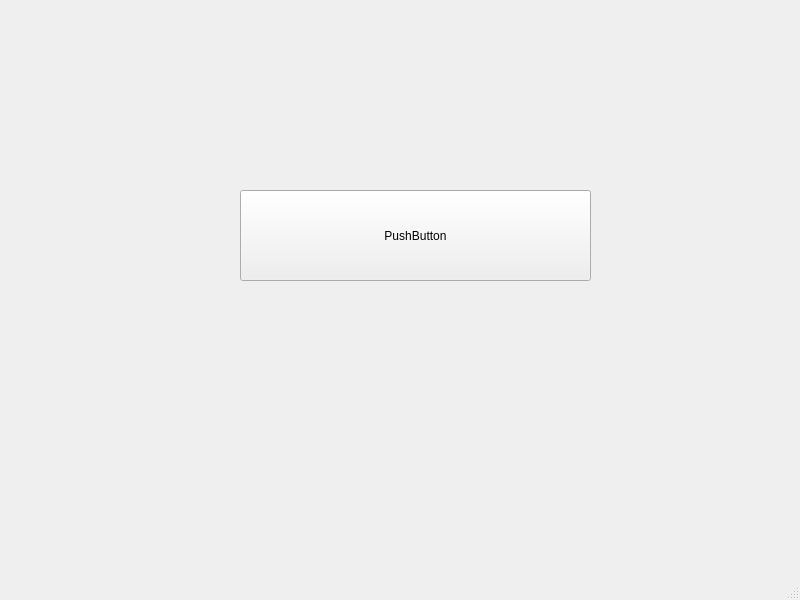
The window that src/DataStructure_course_design.ui (tangdouer1005/DataStructure_course_design) describes before a commit, drawn with Qt 5.
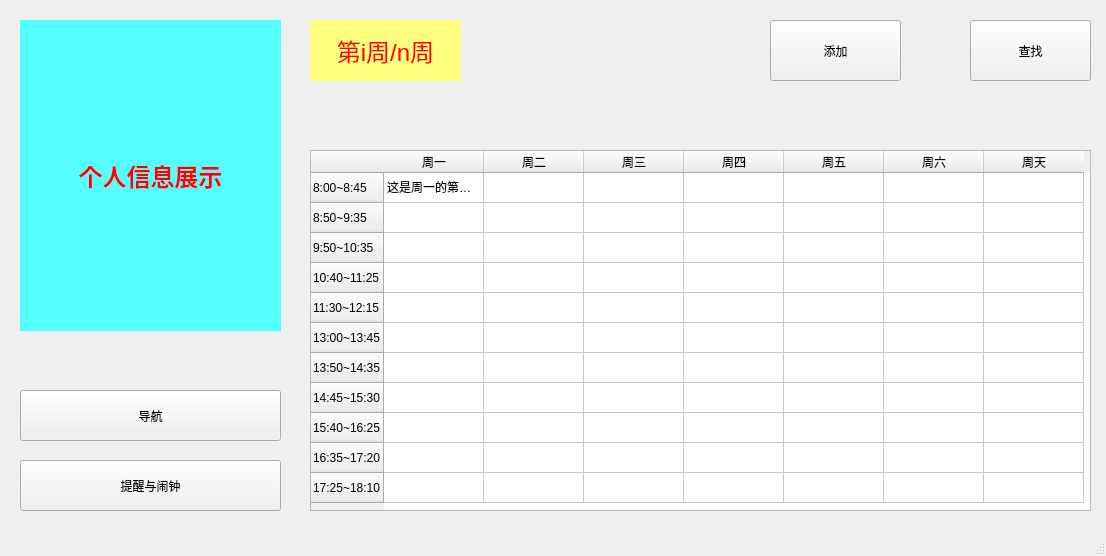
The same window after the commit.

Commit message: 通过designer布局了基本框架,但未完成按键链接其他界面

What changed in the file:
```diff
--- a/src/DataStructure_course_design.ui
+++ b/src/DataStructure_course_design.ui
@@ -6,25 +6,207 @@
    <rect>
     <x>0</x>
     <y>0</y>
-    <width>800</width>
-    <height>600</height>
+    <width>1106</width>
+    <height>556</height>
    </rect>
   </property>
   <property name="windowTitle">
    <string>DataStructure_course_design</string>
   </property>
   <widget class="QWidget" name="centralwidget">
-   <widget class="QPushButton" name="hello_qt_world">
+   <widget class="QLabel" name="label_personalinformation">
     <property name="geometry">
      <rect>
-      <x>240</x>
-      <y>190</y>
-      <width>351</width>
-      <height>91</height>
+      <x>20</x>
+      <y>20</y>
+      <width>261</width>
+      <height>311</height>
      </rect>
     </property>
+    <property name="styleSheet">
+     <string notr="true">background-color: rgb(85, 255, 255);</string>
+    </property>
     <property name="text">
-     <string>PushButton</string>
+     <string>&lt;html&gt;&lt;head/&gt;&lt;body&gt;&lt;p align=&quot;center&quot;&gt;&lt;span style=&quot; font-size:18pt; font-weight:600; color:#ff0000;&quot;&gt;个人信息展示&lt;/span&gt;&lt;/p&gt;&lt;/body&gt;&lt;/html&gt;</string>
+    </property>
+   </widget>
+   <widget class="QPushButton" name="button_navigation">
+    <property name="geometry">
+     <rect>
+      <x>20</x>
+      <y>390</y>
+      <width>261</width>
+      <height>51</height>
+     </rect>
+    </property>
+    <property name="text">
+     <string>导航</string>
+    </property>
+   </widget>
+   <widget class="QPushButton" name="button_alarmclock">
+    <property name="geometry">
+     <rect>
+      <x>20</x>
+      <y>460</y>
+      <width>261</width>
+      <height>51</height>
+     </rect>
+    </property>
+    <property name="text">
+     <string>提醒与闹钟</string>
+    </property>
+   </widget>
+   <widget class="QTableWidget" name="tableWidget">
+    <property name="geometry">
+     <rect>
+      <x>310</x>
+      <y>150</y>
+      <width>781</width>
+      <height>361</height>
+     </rect>
+    </property>
+    <property name="lineWidth">
+     <number>0</number>
+    </property>
+    <attribute name="horizontalHeaderMinimumSectionSize">
+     <number>25</number>
+    </attribute>
+    <row>
+     <property name="text">
+      <string>8:00~8:45</string>
+     </property>
+    </row>
+    <row>
+     <property name="text">
+      <string>8:50~9:35</string>
+     </property>
+    </row>
+    <row>
+     <property name="text">
+      <string>9:50~10:35</string>
+     </property>
+    </row>
+    <row>
+     <property name="text">
+      <string>10:40~11:25</string>
+     </property>
+    </row>
+    <row>
+     <property name="text">
+      <string>11:30~12:15</string>
+     </property>
+    </row>
+    <row>
+     <property name="text">
+      <string>13:00~13:45</string>
+     </property>
+    </row>
+    <row>
+     <property name="text">
+      <string>13:50~14:35</string>
+     </property>
+    </row>
+    <row>
+     <property name="text">
+      <string>14:45~15:30</string>
+     </property>
+    </row>
+    <row>
+     <property name="text">
+      <string>15:40~16:25</string>
+     </property>
+    </row>
+    <row>
+     <property name="text">
+      <string>16:35~17:20</string>
+     </property>
+    </row>
+    <row>
+     <property name="text">
+      <string>17:25~18:10</string>
+     </property>
+    </row>
+    <column>
+     <property name="text">
+      <string>周一</string>
+     </property>
+    </column>
+    <column>
+     <property name="text">
+      <string>周二</string>
+     </property>
+    </column>
+    <column>
+     <property name="text">
+      <string>周三</string>
+     </property>
+    </column>
+    <column>
+     <property name="text">
+      <string>周四</string>
+     </property>
+    </column>
+    <column>
+     <property name="text">
+      <string>周五</string>
+     </property>
+    </column>
+    <column>
+     <property name="text">
+      <string>周六</string>
+     </property>
+    </column>
+    <column>
+     <property name="text">
+      <string>周天</string>
+     </property>
+    </column>
+    <item row="0" column="0">
+     <property name="text">
+      <string>这是周一的第一节课</string>
+     </property>
+    </item>
+   </widget>
+   <widget class="QLabel" name="label_week">
+    <property name="geometry">
+     <rect>
+      <x>310</x>
+      <y>20</y>
+      <width>151</width>
+      <height>61</height>
+     </rect>
+    </property>
+    <property name="styleSheet">
+     <string notr="true">background-color: rgb(255, 255, 127);</string>
+    </property>
+    <property name="text">
+     <string>&lt;html&gt;&lt;head/&gt;&lt;body&gt;&lt;p align=&quot;center&quot;&gt;&lt;span style=&quot; font-size:18pt; color:#ff0000;&quot;&gt;第i周/n周&lt;/span&gt;&lt;/p&gt;&lt;/body&gt;&lt;/html&gt;</string>
+    </property>
+   </widget>
+   <widget class="QPushButton" name="button_add">
+    <property name="geometry">
+     <rect>
+      <x>770</x>
+      <y>20</y>
+      <width>131</width>
+      <height>61</height>
+     </rect>
+    </property>
+    <property name="text">
+     <string>添加</string>
+    </property>
+   </widget>
+   <widget class="QPushButton" name="button_find">
+    <property name="geometry">
+     <rect>
+      <x>970</x>
+      <y>20</y>
+      <width>121</width>
+      <height>61</height>
+     </rect>
+    </property>
+    <property name="text">
+     <string>查找</string>
     </property>
    </widget>
   </widget>
```
Left out of the diff: 2 changed lines with no effect on the pictures. The commit also changes 1 other file.
